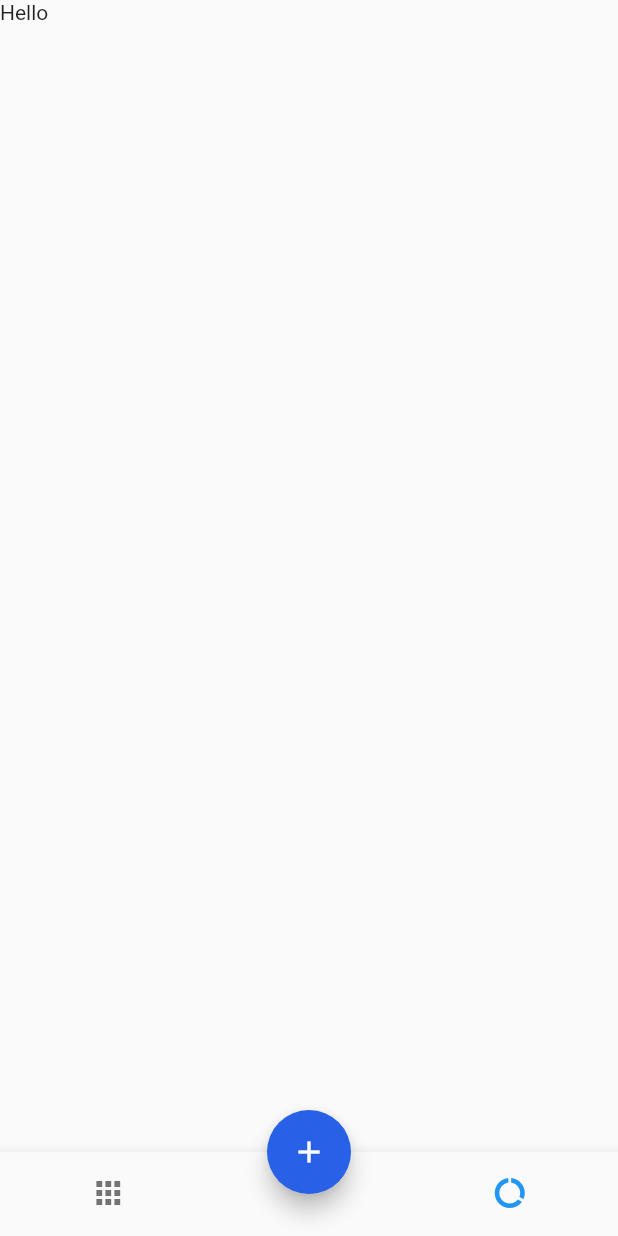
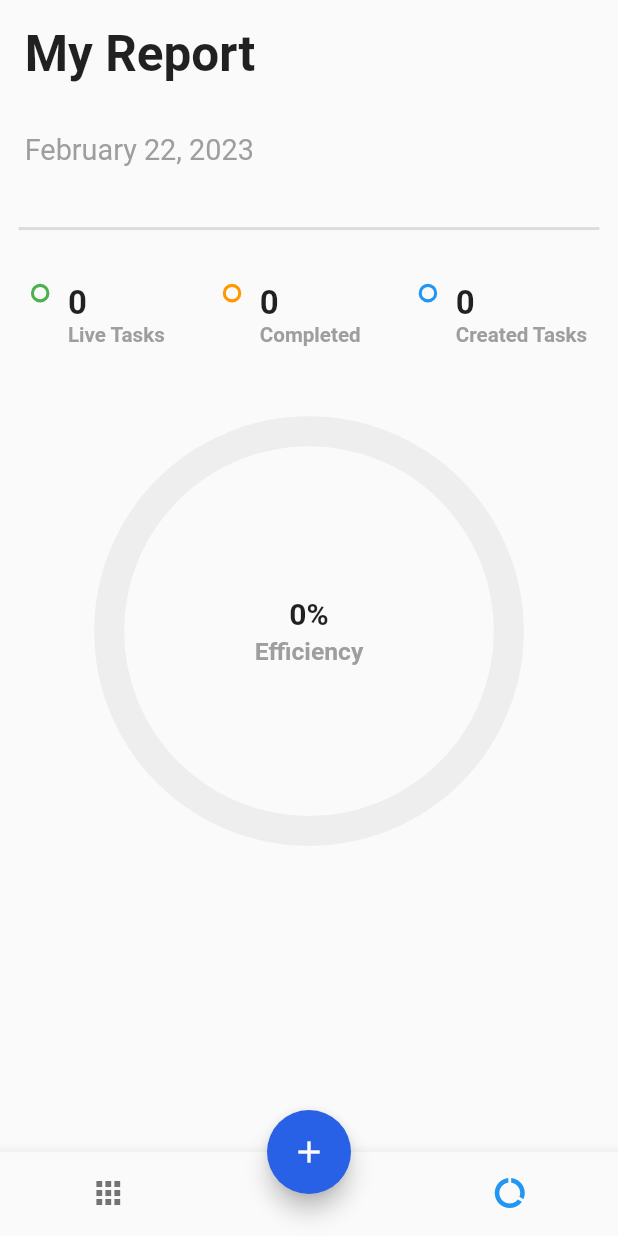
Before and after one commit to gikwegbu/GetX-Todo-App, a Flutter app: the screen it shows after launch, item 2 of the bottom bar chosen, on a phone screen of 412 x 824 dp. Run offline on Flutter 3.47's test engine with Material 2 defaults, Android fonts, the phone set to English and light mode, and no system bars; drawn by our look-alikes of step_progress_indicator; our stand-ins replace dotted_border, equatable, flutter_easyloading, get, get_storage.

Commit message:
Updated the Report UI
1. Added an Report Overview screen to display the overall processes.

2. Added internalisation to help format datetime.

3. Used willpopscope to prevent users from leaving the app.

```diff
--- a/lib/app/modules/detail/view.dart
+++ b/lib/app/modules/detail/view.dart
@@ -17,7 +17,9 @@ class DetailPage extends StatelessWidget {
   Widget build(BuildContext context) {
     var task = homeCtrl.task.value!;
     var color = HexColor.fromHex(task.color);
-    return Scaffold(
+    return WillPopScope(
+      onWillPop: () async => false,
+      child: Scaffold(
         body: Form(
           key: homeCtrl.formKey,
           child: ListView(
@@ -126,9 +128,11 @@ class DetailPage extends StatelessWidget {
                     suffixIcon: IconButton(
                       onPressed: () {
                         if (homeCtrl.formKey.currentState!.validate()) {
-                        var success = homeCtrl.addTodo(homeCtrl.editCtrl.text);
+                          var success =
+                              homeCtrl.addTodo(homeCtrl.editCtrl.text);
                           if (success) {
-                          EasyLoading.showSuccess("Todo Added", maskType: EasyLoadingMaskType.black);
+                            EasyLoading.showSuccess("Todo Added",
+                                maskType: EasyLoadingMaskType.black);
                           } else {
                             EasyLoading.showError("Todo already exists");
                           }
@@ -151,6 +155,7 @@ class DetailPage extends StatelessWidget {
             ],
           ),
         ),
+      ),
     );
   }
 }
--- a/lib/app/modules/home/widgets/add_dialog.dart
+++ b/lib/app/modules/home/widgets/add_dialog.dart
@@ -13,7 +13,9 @@ class AddDialog extends StatelessWidget {
 
   @override
   Widget build(BuildContext context) {
-    return Scaffold(
+    return WillPopScope(
+      onWillPop: () async => false,
+      child: Scaffold(
         body: Form(
           key: homeCtrl.formKey,
           child: ListView(
@@ -148,6 +150,7 @@ class AddDialog extends StatelessWidget {
             ],
           ),
         ),
+      ),
     );
   }
 }
--- a/lib/app/modules/report/view.dart
+++ b/lib/app/modules/report/view.dart
@@ -1,12 +1,169 @@
 import 'package:flutter/material.dart';
+import 'package:get/get.dart';
+import 'package:getx/app/core/utils/extensions.dart';
+import 'package:getx/app/core/utils/texts.dart';
+import 'package:getx/app/core/values/colors.dart';
+import 'package:getx/app/modules/home/controller.dart';
+import 'package:intl/intl.dart';
+import 'package:step_progress_indicator/step_progress_indicator.dart';
 
 class ReportScreen extends StatelessWidget {
-  const ReportScreen({Key? key}) : super(key: key);
+  final homeCtrl = Get.find<HomeController>();
+
+  ReportScreen({Key? key}) : super(key: key);
 
   @override
   Widget build(BuildContext context) {
     return Scaffold(
-      body: Text("Hello")
+      body: SafeArea(
+        child: Obx(
+          () {
+            var createdTasks = homeCtrl.getTotalTask();
+            var completedTasks = homeCtrl.getTotalDoneTasks();
+            var liveTasks = createdTasks - completedTasks;
+            var percentage =
+                (completedTasks / createdTasks * 100).toStringAsFixed(0);
+            return ListView(
+              children: [
+                Padding(
+                  padding: EdgeInsets.all(4.0.wp),
+                  child: labelText(
+                    "My Report",
+                    fontSize: 24.0.sp,
+                    fontWeight: FontWeight.bold,
+                  ),
+                ),
+                Padding(
+                  padding: EdgeInsets.all(4.0.wp),
+                  child: labelText(
+                    DateFormat.yMMMMd().format(DateTime.now()),
+                    fontSize: 14.0.sp,
+                    color: Colors.grey,
+                  ),
+                ),
+                Padding(
+                  padding: EdgeInsets.symmetric(
+                    horizontal: 3.0.wp,
+                    vertical: 4.0.wp,
+                  ),
+                  child: const Divider(
+                    thickness: 2,
+                  ),
+                ),
+                Padding(
+                  padding: EdgeInsets.symmetric(
+                    horizontal: 5.0.wp,
+                    vertical: 3.0.wp,
+                  ),
+                  child: Row(
+                    mainAxisAlignment: MainAxisAlignment.spaceBetween,
+                    children: [
+                      _buildStatus(
+                        title: 'Live Tasks',
+                        number: liveTasks,
+                        color: Colors.green,
+                      ),
+                      _buildStatus(
+                        title: 'Completed',
+                        number: completedTasks,
+                        color: Colors.orange,
+                      ),
+                      _buildStatus(
+                        title: 'Created Tasks',
+                        number: createdTasks,
+                        color: Colors.blue,
+                      ),
+                    ],
+                  ),
+                ),
+                SizedBox(
+                  height: 8.0.wp,
+                ),
+                UnconstrainedBox(
+                  child: SizedBox(
+                    width: 70.0.wp,
+                    height: 70.0.wp,
+                    child: CircularStepProgressIndicator(
+                      totalSteps: createdTasks == 0 ? 1 : createdTasks,
+                      currentStep: completedTasks,
+                      stepSize: 20,
+                      selectedColor: green,
+                      unselectedColor: Colors.grey[200],
+                      padding: 0,
+                      width: 150,
+                      height: 150,
+                      selectedStepSize: 22,
+                      roundedCap: (_, __) => true,
+                      child: Column(
+                        mainAxisAlignment: MainAxisAlignment.center,
+                        children: [
+                          labelText(
+                            "${createdTasks == 0 ? 0 : percentage}%",
+                            fontWeight: FontWeight.bold,
+                            fontSize: 20,
+                          ),
+                          SizedBox(height: 1.0.wp,),
+                          labelText(
+                            "Efficiency",
+                            color: Colors.grey,
+                            fontSize: 12.0.sp,
+                            fontWeight: FontWeight.bold,
+                          ),
+                        ],
+                      ),
+                    ),
+                  ),
+                ),
+              ],
+            );
+          },
+        ),
+      ),
+    );
+  }
+
+  Widget _buildStatus({
+    required Color color,
+    required int number,
+    required String title,
+  }) {
+    return Row(
+      crossAxisAlignment: CrossAxisAlignment.start,
+      children: [
+        Container(
+          height: 3.0.wp,
+          width: 3.0.wp,
+          decoration: BoxDecoration(
+            shape: BoxShape.circle,
+            border: Border.all(
+              width: 0.5.wp,
+              color: color,
+            ),
+          ),
+        ),
+        SizedBox(
+          width: 3.0.wp,
+        ),
+        Column(
+          crossAxisAlignment: CrossAxisAlignment.start,
+          children: [
+            labelText(
+              '$number',
+              fontWeight: FontWeight.bold,
+              fontSize: 16.0.sp,
+            ),
+            SizedBox(
+              width: 3.0.wp,
+            ),
+            labelText(
+              title,
+              fontWeight: FontWeight.bold,
+              fontSize: 10.0.sp,
+              color: Colors.grey,
+            ),
+          ],
+        )
+      ],
     );
   }
 }
--- a/pubspec.yaml
+++ b/pubspec.yaml
@@ -16,6 +16,7 @@ dependencies:
   flutter_easyloading: ^3.0.3
   dotted_border: ^2.0.0+2
   step_progress_indicator: ^1.0.1
+  intl: ^0.17.0
 
   cupertino_icons: ^1.0.2
 
```
Also changed, not shown: pubspec.lock. Lines whose indentation alone changed are shown as unchanged.
